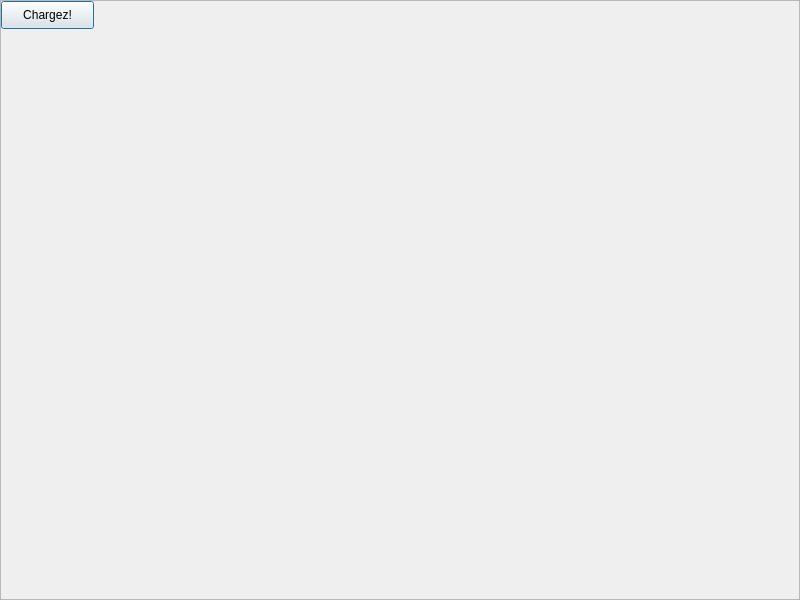
Old version of the form fotochop/newForm.ui in the repository namealreadytaken/fotochope.
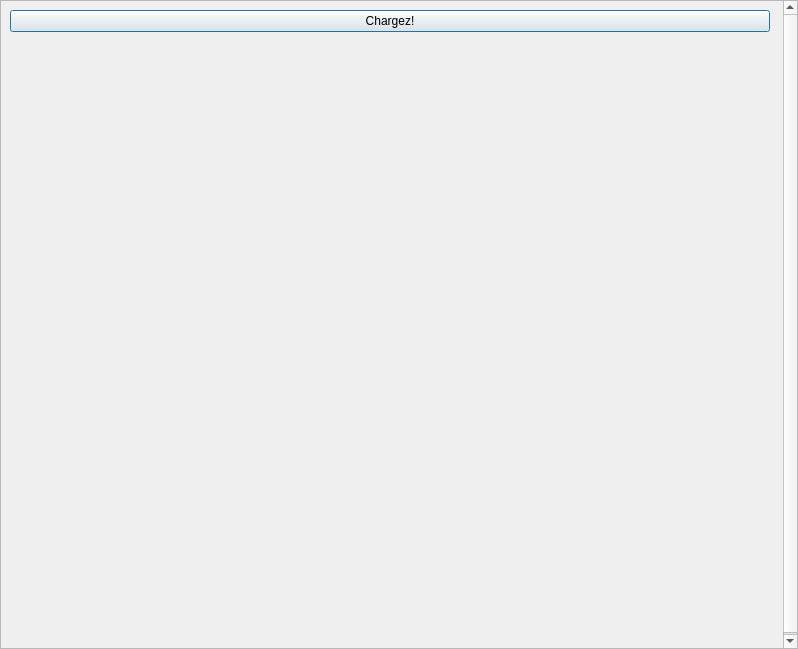
New version of the form.

Patch:
```diff
--- a/fotochop/newForm.ui
+++ b/fotochop/newForm.ui
@@ -6,8 +6,8 @@
    <rect>
     <x>0</x>
     <y>0</y>
-    <width>800</width>
-    <height>600</height>
+    <width>798</width>
+    <height>649</height>
    </rect>
   </property>
   <property name="sizePolicy">
@@ -19,49 +19,61 @@
   <property name="windowTitle">
    <string>newForm</string>
   </property>
+  <layout class="QGridLayout" name="gridLayout">
+   <property name="margin">
+    <number>0</number>
+   </property>
+   <property name="spacing">
+    <number>0</number>
+   </property>
+   <item row="0" column="0">
   <widget class="QScrollArea" name="scrollArea">
-   <property name="geometry">
-    <rect>
-     <x>0</x>
-     <y>0</y>
-     <width>800</width>
-     <height>600</height>
-    </rect>
+     <property name="sizePolicy">
+      <sizepolicy hsizetype="MinimumExpanding" vsizetype="MinimumExpanding">
+       <horstretch>0</horstretch>
+       <verstretch>0</verstretch>
+      </sizepolicy>
+     </property>
+     <property name="autoFillBackground">
+      <bool>false</bool>
+     </property>
+     <property name="verticalScrollBarPolicy">
+      <enum>Qt::ScrollBarAsNeeded</enum>
    </property>
    <property name="widgetResizable">
-    <bool>true</bool>
+      <bool>false</bool>
    </property>
    <widget class="QWidget" name="scrollAreaWidgetContents">
     <property name="geometry">
      <rect>
       <x>0</x>
       <y>0</y>
-      <width>798</width>
+        <width>778</width>
+        <height>649</height>
+       </rect>
+      </property>
+      <property name="sizePolicy">
+       <sizepolicy hsizetype="Expanding" vsizetype="Expanding">
+        <horstretch>0</horstretch>
+        <verstretch>0</verstretch>
+       </sizepolicy>
+      </property>
+      <property name="minimumSize">
+       <size>
+        <width>0</width>
       <height>598</height>
-     </rect>
-    </property>
+       </size>
+      </property>
+      <layout class="QVBoxLayout" name="verticalLayout">
+       <item>
     <widget class="QPushButton" name="pushButton">
-     <property name="geometry">
-      <rect>
-       <x>0</x>
-       <y>0</y>
-       <width>93</width>
-       <height>28</height>
-      </rect>
-     </property>
      <property name="text">
       <string>Chargez!</string>
      </property>
     </widget>
+       </item>
+       <item>
     <widget class="QLabel" name="resultLabel">
-     <property name="geometry">
-      <rect>
-       <x>100</x>
-       <y>0</y>
-       <width>200</width>
-       <height>200</height>
-      </rect>
-     </property>
      <property name="sizePolicy">
       <sizepolicy hsizetype="Expanding" vsizetype="Expanding">
        <horstretch>0</horstretch>
@@ -80,9 +92,16 @@
      <property name="scaledContents">
       <bool>false</bool>
      </property>
-    </widget>
-   </widget>
-  </widget>
+         <property name="buddy">
+          <cstring>resultLabel</cstring>
+         </property>
+        </widget>
+       </item>
+      </layout>
+     </widget>
+    </widget>
+   </item>
+  </layout>
  </widget>
  <resources/>
  <connections/>
```
Lines whose indentation alone changed are shown as unchanged.
